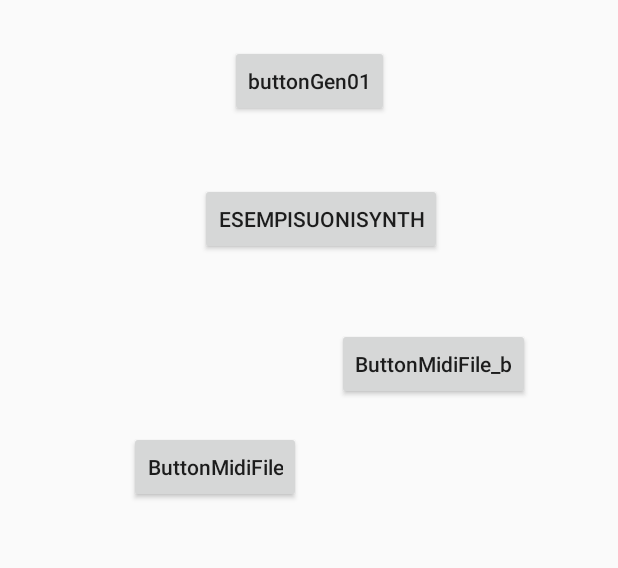
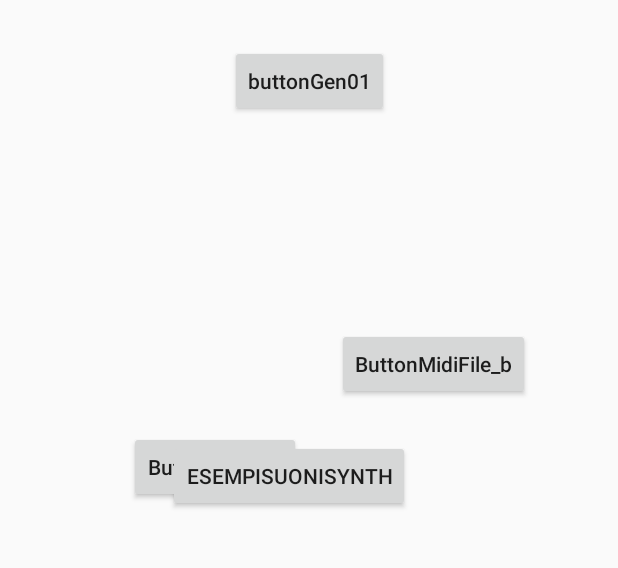
Before and after one commit to strapparts/CSound-Android, an Android app: the screen it shows after launch (MainActivity), after a tap on "ButtonCopyFiles", on a phone screen of 412 x 824 dp, the part 575-1143 px from its top. Run offline under Robolectric (Android 15) with nearby library versions, the phone set to English and light mode, and no system bars; libraries missing offline, so code that uses them is left out: csnd6.controlChannelType; 1 statement that could not run was skipped.

Commit message:
inserito setEnabled per il bottone di Example5 in MainActivity

```diff
--- a/app/src/main/java/com/strapparts/csound_android/MainActivity.java
+++ b/app/src/main/java/com/strapparts/csound_android/MainActivity.java
@@ -107,6 +107,7 @@ public class MainActivity extends BaseCsoundActivity {
         buttonToPageThree.setEnabled(false);
         buttonToPageFour.setEnabled(false);
         buttonToPageFour_b.setEnabled(false);
+        buttonExamplesSynth.setEnabled(false);
 
 
 
@@ -122,6 +123,7 @@ public class MainActivity extends BaseCsoundActivity {
                 buttonToPageThree.setEnabled(true);
                 buttonToPageFour.setEnabled(true);
                 buttonToPageFour_b.setEnabled(true);
+                buttonExamplesSynth.setEnabled(true);
 
             }
         });
--- a/app/src/main/res/layout/activity_main.xml
+++ b/app/src/main/res/layout/activity_main.xml
@@ -138,8 +138,8 @@
         app:layout_constraintRight_toRightOf="parent"
         app:layout_constraintBottom_toBottomOf="parent"
         android:layout_marginBottom="8dp"
-        app:layout_constraintHorizontal_bias="0.165"
-        app:layout_constraintVertical_bias="0.233"
+        app:layout_constraintHorizontal_bias="0.0"
+        app:layout_constraintVertical_bias="0.733"
         tools:ignore="RtlHardcoded" />
 
 </android.support.constraint.ConstraintLayout>
```
